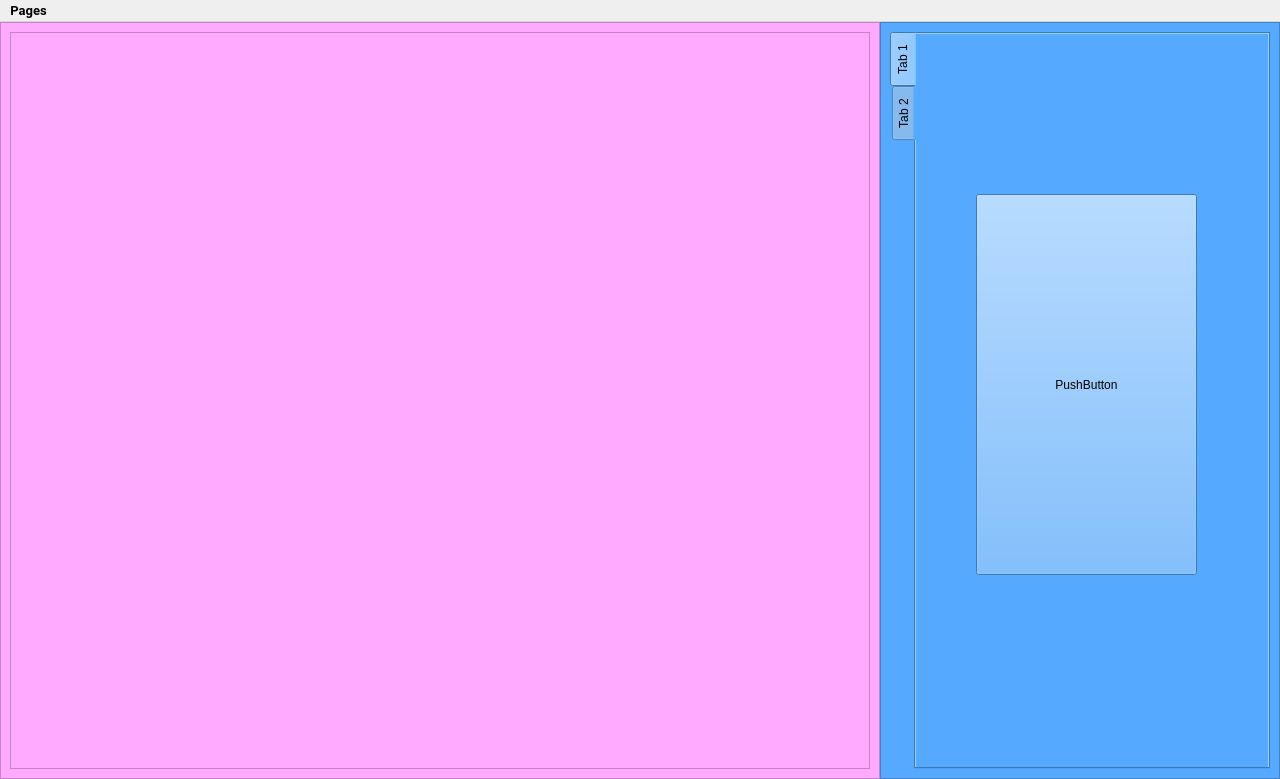
Old version of the form ui/moviesBala.ui in the repository Matheus-Gr/MoviesBala.
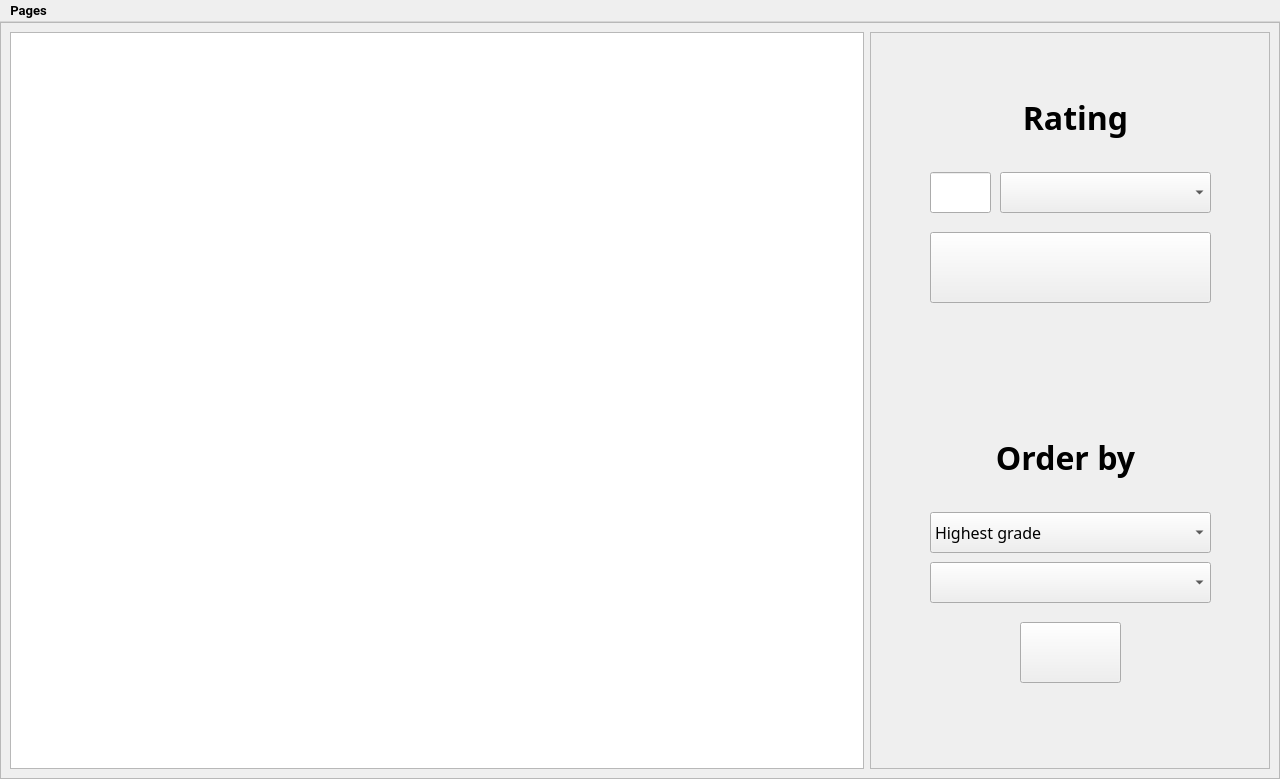
New version of the form. The open tabs and pages were chosen to show the change. Icons and pictures are not drawn.

The edit to the form file:
```diff
--- a/ui/moviesBala.ui
+++ b/ui/moviesBala.ui
@@ -1149,10 +1149,7 @@
        </layout>
       </widget>
       <widget class="QWidget" name="page_3">
-       <layout class="QHBoxLayout" name="horizontalLayout_4">
-        <property name="spacing">
-         <number>0</number>
-        </property>
+       <layout class="QGridLayout" name="gridLayout_4">
         <property name="leftMargin">
          <number>0</number>
         </property>
@@ -1165,11 +1162,8 @@
         <property name="bottomMargin">
          <number>0</number>
         </property>
-        <item>
+        <item row="0" column="0">
          <widget class="QFrame" name="frame_16">
-          <property name="styleSheet">
-           <string notr="true">background-color: rgb(255, 170, 255);</string>
-          </property>
           <property name="frameShape">
            <enum>QFrame::StyledPanel</enum>
           </property>
@@ -1177,79 +1171,256 @@
            <enum>QFrame::Raised</enum>
           </property>
           <layout class="QGridLayout" name="gridLayout_3">
-           <item row="0" column="0">
-            <widget class="QListWidget" name="watchedList">
+           <item row="0" column="1">
+            <widget class="QTreeWidget" name="watchedTree">
+             <property name="font">
+              <font>
+               <family>Poppins</family>
+               <pointsize>20</pointsize>
+               <weight>75</weight>
+               <bold>true</bold>
+              </font>
+             </property>
+             <property name="cursor" stdset="0">
+              <cursorShape>PointingHandCursor</cursorShape>
+             </property>
+             <property name="verticalScrollBarPolicy">
+              <enum>Qt::ScrollBarAlwaysOff</enum>
+             </property>
+             <property name="horizontalScrollBarPolicy">
+              <enum>Qt::ScrollBarAlwaysOff</enum>
+             </property>
              <property name="iconSize">
               <size>
                <width>81</width>
                <height>134</height>
               </size>
              </property>
-             <property name="flow">
-              <enum>QListView::TopToBottom</enum>
+             <property name="animated">
+              <bool>true</bool>
              </property>
-             <property name="isWrapping" stdset="0">
+             <attribute name="headerVisible">
               <bool>false</bool>
-             </property>
+             </attribute>
+             <column>
+              <property name="text">
+               <string>Watched</string>
+              </property>
+             </column>
             </widget>
            </item>
-          </layout>
-         </widget>
-        </item>
-        <item>
-         <widget class="QFrame" name="frame_17">
-          <property name="minimumSize">
-           <size>
-            <width>400</width>
-            <height>0</height>
-           </size>
-          </property>
-          <property name="maximumSize">
-           <size>
-            <width>400</width>
-            <height>16777215</height>
-           </size>
-          </property>
-          <property name="styleSheet">
-           <string notr="true">background-color: rgb(85, 170, 255);</string>
-          </property>
-          <property name="frameShape">
-           <enum>QFrame::StyledPanel</enum>
-          </property>
-          <property name="frameShadow">
-           <enum>QFrame::Raised</enum>
-          </property>
-          <layout class="QGridLayout" name="gridLayout_4">
-           <item row="0" column="0">
-            <widget class="QTabWidget" name="tabWidget">
-             <property name="tabPosition">
-              <enum>QTabWidget::West</enum>
+           <item row="0" column="2">
+            <widget class="QFrame" name="frame_17">
+             <property name="minimumSize">
+              <size>
+               <width>400</width>
+               <height>0</height>
+              </size>
              </property>
-             <property name="currentIndex">
-              <number>0</number>
+             <property name="maximumSize">
+              <size>
+               <width>400</width>
+               <height>16777215</height>
+              </size>
              </property>
-             <widget class="QWidget" name="tab">
-              <attribute name="title">
-               <string>Tab 1</string>
-              </attribute>
-              <widget class="QPushButton" name="pushButtonB">
-               <property name="geometry">
-                <rect>
-                 <x>60</x>
-                 <y>160</y>
-                 <width>221</width>
-                 <height>381</height>
-                </rect>
+             <property name="frameShape">
+              <enum>QFrame::StyledPanel</enum>
+             </property>
+             <property name="frameShadow">
+              <enum>QFrame::Raised</enum>
+             </property>
+             <widget class="QPushButton" name="ratingButton">
+              <property name="geometry">
+               <rect>
+                <x>60</x>
+                <y>200</y>
+                <width>281</width>
+                <height>71</height>
+               </rect>
+              </property>
+              <property name="cursor">
+               <cursorShape>PointingHandCursor</cursorShape>
+              </property>
+              <property name="text">
+               <string/>
+              </property>
+              <property name="icon">
+               <iconset>
+                <normaloff>../images/icons/black_icons/edit_black_24dp.svg</normaloff>../images/icons/black_icons/edit_black_24dp.svg</iconset>
+              </property>
+              <property name="iconSize">
+               <size>
+                <width>32</width>
+                <height>32</height>
+               </size>
+              </property>
+             </widget>
+             <widget class="QComboBox" name="userRating">
+              <property name="geometry">
+               <rect>
+                <x>130</x>
+                <y>140</y>
+                <width>211</width>
+                <height>41</height>
+               </rect>
+              </property>
+              <property name="font">
+               <font>
+                <family>Poppins</family>
+                <pointsize>12</pointsize>
+                <weight>50</weight>
+                <bold>false</bold>
+               </font>
+              </property>
+              <property name="cursor">
+               <cursorShape>PointingHandCursor</cursorShape>
+              </property>
+             </widget>
+             <widget class="QLineEdit" name="gradeLineEdit">
+              <property name="geometry">
+               <rect>
+                <x>60</x>
+                <y>140</y>
+                <width>61</width>
+                <height>41</height>
+               </rect>
+              </property>
+              <property name="font">
+               <font>
+                <family>Roboto</family>
+                <weight>75</weight>
+                <bold>true</bold>
+               </font>
+              </property>
+             </widget>
+             <widget class="QComboBox" name="ratingColumnPicker">
+              <property name="geometry">
+               <rect>
+                <x>60</x>
+                <y>530</y>
+                <width>281</width>
+                <height>41</height>
+               </rect>
+              </property>
+              <property name="font">
+               <font>
+                <family>Poppins</family>
+                <pointsize>12</pointsize>
+                <weight>50</weight>
+                <bold>false</bold>
+               </font>
+              </property>
+              <property name="cursor">
+               <cursorShape>PointingHandCursor</cursorShape>
+              </property>
+             </widget>
+             <widget class="QPushButton" name="orderButton">
+              <property name="geometry">
+               <rect>
+                <x>150</x>
+                <y>590</y>
+                <width>101</width>
+                <height>61</height>
+               </rect>
+              </property>
+              <property name="cursor">
+               <cursorShape>PointingHandCursor</cursorShape>
+              </property>
+              <property name="text">
+               <string/>
+              </property>
+              <property name="icon">
+               <iconset>
+                <normaloff>../images/icons/black_icons/filter_alt_black_24dp.svg</normaloff>../images/icons/black_icons/filter_alt_black_24dp.svg</iconset>
+              </property>
+              <property name="iconSize">
+               <size>
+                <width>32</width>
+                <height>32</height>
+               </size>
+              </property>
+             </widget>
+             <widget class="QComboBox" name="orderComboBox">
+              <property name="geometry">
+               <rect>
+                <x>60</x>
+                <y>480</y>
+                <width>281</width>
+                <height>41</height>
+               </rect>
+              </property>
+              <property name="font">
+               <font>
+                <family>Poppins</family>
+                <pointsize>12</pointsize>
+                <weight>50</weight>
+                <bold>false</bold>
+               </font>
+              </property>
+              <property name="cursor">
+               <cursorShape>PointingHandCursor</cursorShape>
+              </property>
+              <property name="placeholderText">
+               <string/>
+              </property>
+              <item>
+               <property name="text">
+                <string>Highest grade</string>
                </property>
+              </item>
+              <item>
                <property name="text">
-                <string>PushButton</string>
+                <string>Lower grade</string>
                </property>
-              </widget>
+              </item>
              </widget>
-             <widget class="QWidget" name="tab_2">
-              <attribute name="title">
-               <string>Tab 2</string>
-              </attribute>
+             <widget class="QLabel" name="label">
+              <property name="geometry">
+               <rect>
+                <x>70</x>
+                <y>60</y>
+                <width>271</width>
+                <height>51</height>
+               </rect>
+              </property>
+              <property name="font">
+               <font>
+                <family>Poppins</family>
+                <pointsize>24</pointsize>
+                <weight>75</weight>
+                <bold>true</bold>
+               </font>
+              </property>
+              <property name="text">
+               <string>Rating</string>
+              </property>
+              <property name="alignment">
+               <set>Qt::AlignCenter</set>
+              </property>
+             </widget>
+             <widget class="QLabel" name="label_4">
+              <property name="geometry">
+               <rect>
+                <x>60</x>
+                <y>400</y>
+                <width>271</width>
+                <height>51</height>
+               </rect>
+              </property>
+              <property name="font">
+               <font>
+                <family>Poppins</family>
+                <pointsize>24</pointsize>
+                <weight>75</weight>
+                <bold>true</bold>
+               </font>
+              </property>
+              <property name="text">
+               <string>Order by</string>
+              </property>
+              <property name="alignment">
+               <set>Qt::AlignCenter</set>
+              </property>
              </widget>
             </widget>
            </item>
```
Left out of the diff: 29 changed lines with no effect on the pictures.
